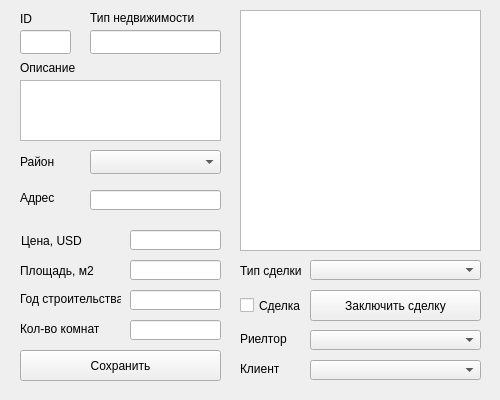
The window that 3sem/ПнаЯВУ/KURSOVOI/kursovoi/objectoverview.ui (mxrpheus6/bsuirLabs) describes before a commit, drawn with Qt 5.
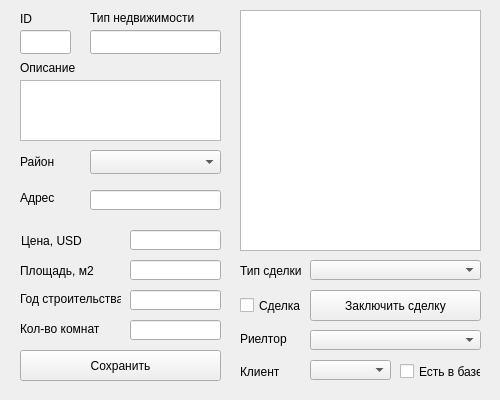
The same window after the commit.

What changed in the file:
```diff
--- a/3sem/ПнаЯВУ/KURSOVOI/kursovoi/objectoverview.ui
+++ b/3sem/ПнаЯВУ/KURSOVOI/kursovoi/objectoverview.ui
@@ -283,7 +283,7 @@
     <rect>
      <x>310</x>
      <y>360</y>
-     <width>171</width>
+     <width>81</width>
      <height>20</height>
     </rect>
    </property>
@@ -295,7 +295,7 @@
    <property name="geometry">
     <rect>
      <x>240</x>
-     <y>360</y>
+     <y>363</y>
      <width>41</width>
      <height>17</height>
     </rect>
@@ -353,6 +353,19 @@
     <string>Сделка</string>
    </property>
   </widget>
+  <widget class="QCheckBox" name="checkBox_auth">
+   <property name="geometry">
+    <rect>
+     <x>400</x>
+     <y>363</y>
+     <width>81</width>
+     <height>17</height>
+    </rect>
+   </property>
+   <property name="text">
+    <string>Есть в базе</string>
+   </property>
+  </widget>
  </widget>
  <resources/>
  <connections/>
```
